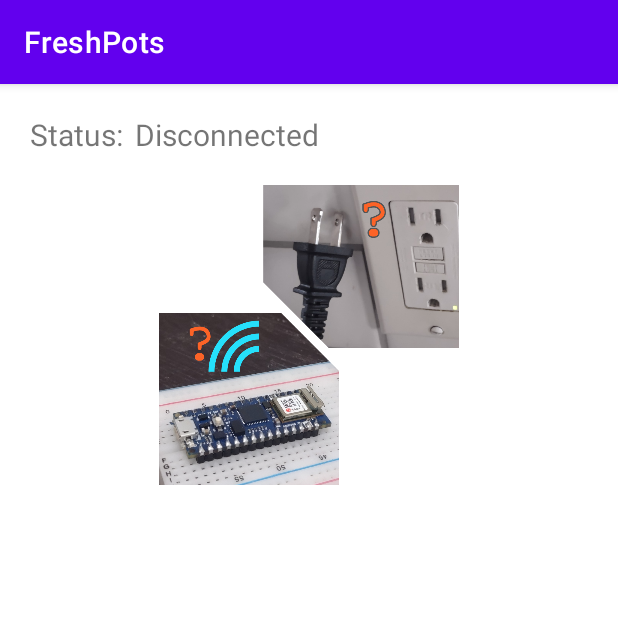
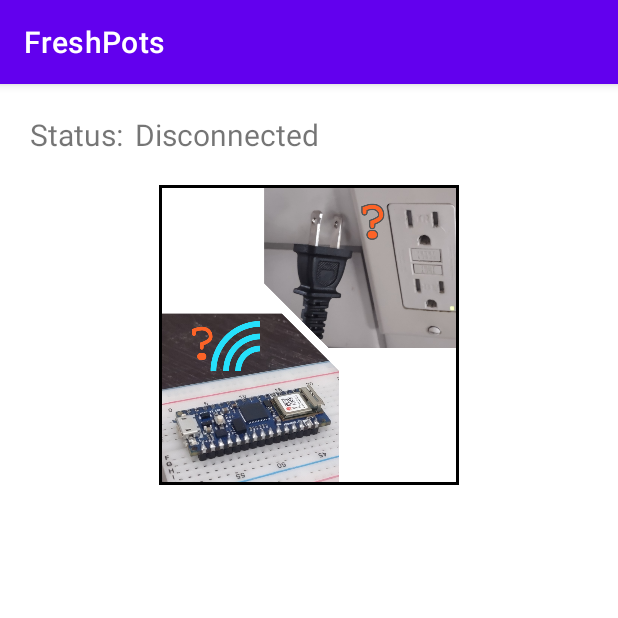
Before and after one commit to jchilton/FreshPots, an Android app: the screen it shows after launch (MainActivity), on a phone screen of 412 x 824 dp, the top half of it. Run offline under Robolectric (Android 15) with nearby library versions, the phone set to English and light mode, and no system bars.

Commit message:
adds image frame (eg solid black line)

```diff
--- /dev/null
+++ b/app/src/main/res/drawable/image_frame.xml
@@ -0,0 +1,9 @@
+<?xml version="1.0" encoding="utf-8"?>
+<shape xmlns:android="http://schemas.android.com/apk/res/android">
+    <solid android:color="@color/white" />
+    <stroke android:width="@dimen/image_frame_size" android:color="@color/black" />
+    <padding android:left="@dimen/image_frame_size"
+        android:top="@dimen/image_frame_size"
+        android:right="@dimen/image_frame_size"
+        android:bottom="@dimen/image_frame_size" />
+</shape>
--- a/app/src/main/res/layout/activity_main.xml
+++ b/app/src/main/res/layout/activity_main.xml
@@ -37,6 +37,7 @@
         app:layout_constraintTop_toBottomOf="@+id/statusHeader"
         app:layout_constraintEnd_toEndOf="parent"
         app:srcCompat="@drawable/nc"
+        android:background="@drawable/image_frame"
         />
 
 
--- a/app/src/main/res/values/dimens.xml
+++ b/app/src/main/res/values/dimens.xml
@@ -2,4 +2,5 @@
 <resources>
     <dimen name="std_margin">20dp</dimen>
     <dimen name="small_margin">8dp</dimen>
+    <dimen name="image_frame_size">2dp</dimen>
 </resources>
```
